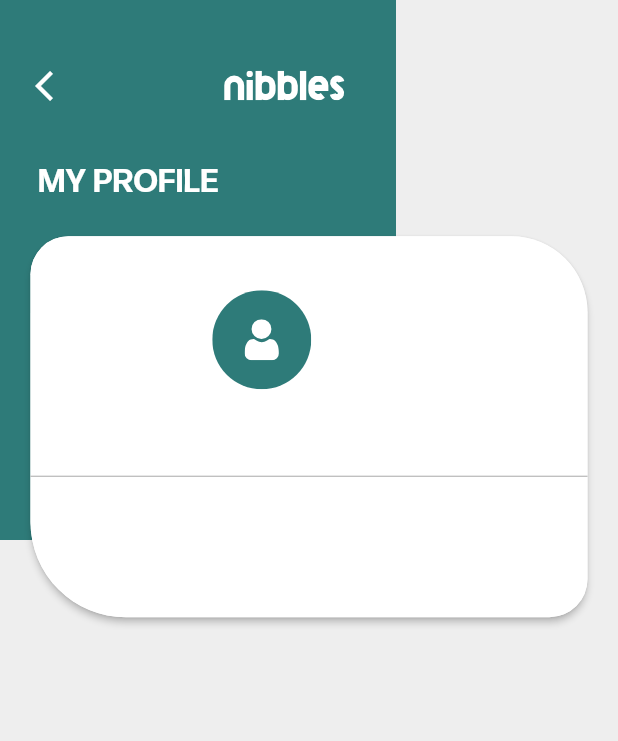
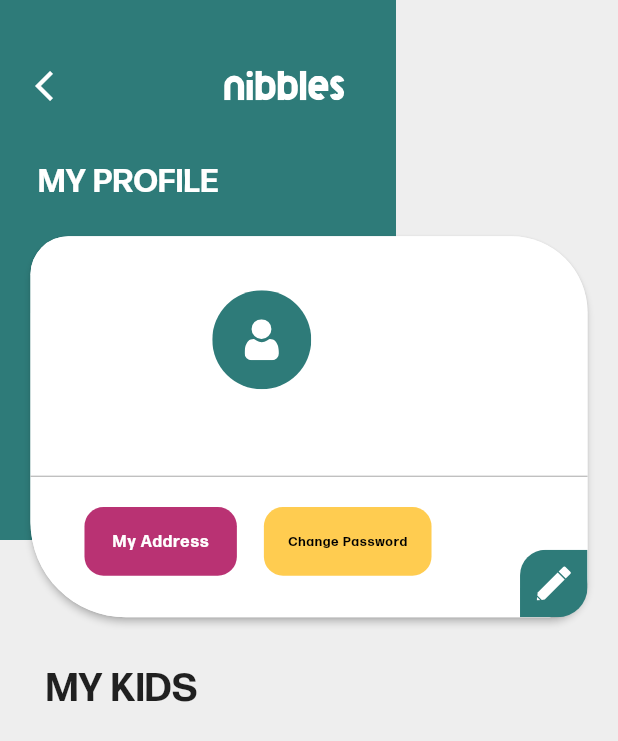
Before and after one commit to mo7amedaliEbaid/nibbles-ecommerce-food, a Flutter app: the ProfileScreen screen opened by its route, on a phone screen of 412 x 824 dp. Shown: the top 741 px of the screen. Run offline on Flutter 3.47's test engine with Material 2 defaults, Android fonts, the phone set to English and light mode, and no system bars; our stand-ins replace bloc, buttons_tabbar, carousel_slider, cloud_firestore, equatable, firebase_auth and 4 more; missing offline and left inert: flutter_barcode_scanner; accounts and stored records are empty.

Commit message:
profile1

```diff
--- a/lib/core/constants/assets.dart
+++ b/lib/core/constants/assets.dart
@@ -9,7 +9,7 @@ sealed class AppAssets {
   static const String meal = "assets/svg/meal.svg";
   static const String more = "assets/svg/more.svg";
   static const String qrcode = "assets/svg/qrcode.svg";
-  static const String cart = "assets/svg/cart.svg";
+  static const String cart = "assets/svg/cart.svg";// Not Used
   static const String favOutlined = "assets/svg/favoutlined.svg";
   static const String favWhite = "assets/svg/favwhite.svg";
   static const String favWhite1 = "assets/svg/favwhite1.svg"; //Not Used
@@ -41,6 +41,8 @@ sealed class AppAssets {
   static const String correct = "assets/svg/correct.svg";
   static const String notFound = "assets/svg/notfound.svg";
   static const String circle = "assets/svg/circle.svg";
+  static const String rightIconRec = "assets/svg/righticon_rec.svg";
+  static const String pencil = "assets/svg/pencil.svg";
 
   static const List<String> signupItems = [
     username,
--- a/lib/presentation/screens/profile.dart
+++ b/lib/presentation/screens/profile.dart
@@ -5,6 +5,7 @@ import 'package:nibbles_ecommerce/configs/app_dimensions.dart';
 import 'package:nibbles_ecommerce/configs/app_typography.dart';
 import 'package:nibbles_ecommerce/configs/space.dart';
 import 'package:nibbles_ecommerce/core/constants/colors.dart';
+import 'package:nibbles_ecommerce/presentation/widgets/custom_elevated_button.dart';
 import 'package:nibbles_ecommerce/presentation/widgets/top_rec_components.dart';
 
 import '../widgets/profile_components.dart';
@@ -27,14 +28,15 @@ class ProfileScreen extends StatelessWidget {
             child: Material(
               elevation: 2,
               borderRadius: profileBorderRadius,
-              child: Container(
+              child: Stack(
+                children: [
+                  Container(
                     height: AppDimensions.normalize(100),
                     decoration: BoxDecoration(
                         color: Colors.white, borderRadius: profileBorderRadius),
                     child: BlocBuilder<UserBloc, UserState>(
                       builder: (context, state) {
                         return Column(
-
                           children: [
                             Space.yf(2),
                             Row(
@@ -46,25 +48,75 @@ class ProfileScreen extends StatelessWidget {
                                 Column(
                                   crossAxisAlignment: CrossAxisAlignment.start,
                                   children: [
-                                Text(state.user.fullName,style: AppText.h2b,),
+                                    Text(
+                                      state.user.fullName,
+                                      style: AppText.h2b,
+                                    ),
                                     Space.yf(.4),
-                                Text(state.user.email,style: AppText.b1b?.copyWith(color: AppColors.antiqueRuby),),
+                                    Text(
+                                      state.user.email,
+                                      style: AppText.b1b?.copyWith(
+                                          color: AppColors.antiqueRuby),
+                                    ),
                                     Space.yf(.6),
-                                Text(state.user.phoneNumber,style: AppText.b1b?.copyWith(color: AppColors.antiqueRuby),),
+                                    Text(
+                                      state.user.phoneNumber,
+                                      style: AppText.b1b?.copyWith(
+                                          color: AppColors.antiqueRuby),
+                                    ),
                                   ],
                                 ),
                                 Space.xf(2.5),
                               ],
                             ),
                             Space.yf(2),
-                        Divider(color: AppColors.greyText,)
+                            const Divider(
+                              color: AppColors.greyText,
+                            ),
+                            Space.yf(.7),
+                            Row(
+                              children: [
+                                Space.xf(2),
+                                customElevatedButton(
+                                    onTap: () {},
+                                    text: "My Address",
+                                    heightFraction: 18,
+                                    width: AppDimensions.normalize(40),
+                                    color: AppColors.antiqueRuby,
+                                    withSmallText: true,
+                                    textColor: Colors.white),
+                                Space.xf(1),
+                                customElevatedButton(
+                                  onTap: () {},
+                                  text: "Change Password",
+                                  heightFraction: 18,
+                                  width: AppDimensions.normalize(44),
+                                  color: AppColors.commonAmber,
+                                  withSmallText: true,
+                                )
+                              ],
+                            )
                           ],
                         );
                       },
                     ),
                   ),
+                  Positioned(bottom: 0, right: 0, child: editSvg())
+                ],
               ),
+            ),
+          ),
+          Positioned(
+              top: AppDimensions.normalize(175),
+              left: AppDimensions.normalize(12),
+              child: Column(
+                children: [
+                  Text(
+                    "My Kids".toUpperCase(),
+                    style: AppText.h1b,
                   )
+                ],
+              ))
         ],
       ),
     );
--- a/lib/presentation/screens/search.dart
+++ b/lib/presentation/screens/search.dart
@@ -140,6 +140,7 @@ class _SearchScreenState extends State<SearchScreen> {
                               : Container(
                                   margin: EdgeInsets.only(
                                     left: AppDimensions.normalize(10),
+                                    right: AppDimensions.normalize(10),
                                     top: AppDimensions.normalize(17),
                                   ),
                                   child: MealItem(
--- a/lib/presentation/screens/splash.dart
+++ b/lib/presentation/screens/splash.dart
@@ -45,7 +45,7 @@ class _SplashScreenState extends State<SplashScreen> {
             fit: BoxFit.fitWidth,
           ),
           Positioned(
-            bottom: AppDimensions.normalize(200),
+            bottom: AppDimensions.normalize(205),
             child: const CircularProgressIndicator(
               color: AppColors.deepTeal,
             ),
--- a/lib/presentation/widgets/custom_elevated_button.dart
+++ b/lib/presentation/widgets/custom_elevated_button.dart
@@ -2,15 +2,15 @@ import 'package:flutter/material.dart';
 import 'package:nibbles_ecommerce/configs/app_dimensions.dart';
 import 'package:nibbles_ecommerce/configs/app_typography.dart';
 
-Widget customElevatedButton({
-  required void Function()? onTap,
+Widget customElevatedButton(
+    {required void Function()? onTap,
     required String text,
     required double heightFraction,
     required double width,
     required Color color,
-  Color textColor=Colors.black,
+    Color textColor = Colors.black,
     double radiusFraction = 5,
-}) {
+    bool withSmallText = false}) {
   return SizedBox(
     height: AppDimensions.normalize(heightFraction),
     width: width,
@@ -24,9 +24,15 @@ Widget customElevatedButton({
               BorderRadius.circular(AppDimensions.normalize(radiusFraction)),
         ),
       ),
+      child: FittedBox(
         child: Text(
           text,
-        style: AppText.h3?.copyWith(color: textColor),
+          style: withSmallText
+              ? AppText.l1b?.copyWith(color: textColor)
+              : AppText.h3?.copyWith(color: textColor),
+          maxLines: 1,
+          overflow: TextOverflow.ellipsis,
+        ),
       ),
     ),
   );
--- a/lib/presentation/widgets/filled_favicon_stack.dart
+++ b/lib/presentation/widgets/filled_favicon_stack.dart
@@ -10,7 +10,7 @@ Widget filledFavIconSrack(){
 
     children: [
       SvgPicture.asset(
-        AppAssets.cart,
+        AppAssets.rightIconRec,
         colorFilter: const ColorFilter.mode(
             AppColors.deepTeal, BlendMode.srcIn),
       ),
--- a/lib/presentation/widgets/package_item.dart
+++ b/lib/presentation/widgets/package_item.dart
@@ -128,7 +128,7 @@ class PackageItem extends StatelessWidget {
                       child: Stack(
                         children: [
                           SvgPicture.asset(
-                            AppAssets.cart,
+                            AppAssets.rightIconRec,
                             colorFilter: const ColorFilter.mode(
                                 AppColors.deepTeal, BlendMode.srcIn),
                           ),
--- a/lib/presentation/widgets/profile_components.dart
+++ b/lib/presentation/widgets/profile_components.dart
@@ -29,3 +29,21 @@ Widget profileSvgStack() {
     ],
   );
 }
+
+Widget editSvg() {
+  return Stack(
+    alignment: Alignment.center,
+    children: [
+      SvgPicture.asset(
+        AppAssets.rightIconRec,
+        colorFilter:
+        const ColorFilter.mode(AppColors.deepTeal, BlendMode.srcIn),
+      ),
+      SvgPicture.asset(
+        AppAssets.pencil,
+        width: AppDimensions.normalize(9),
+        colorFilter: const ColorFilter.mode(Colors.white, BlendMode.srcIn),
+      )
+    ],
+  );
+}
```
Also changed, not shown: lib/presentation/widgets/meal_item.dart (+3 -12 lines), lib/presentation/widgets/meals_horizontal_listview.dart (+13 -6 lines), lib/presentation/widgets/meals_vertical_listview.dart (+10 -5 lines), assets/svg/pencil.svg (added), assets/svg/righticon_rec.svg (added), 4 other files. Lines whose indentation alone changed are shown as unchanged.
